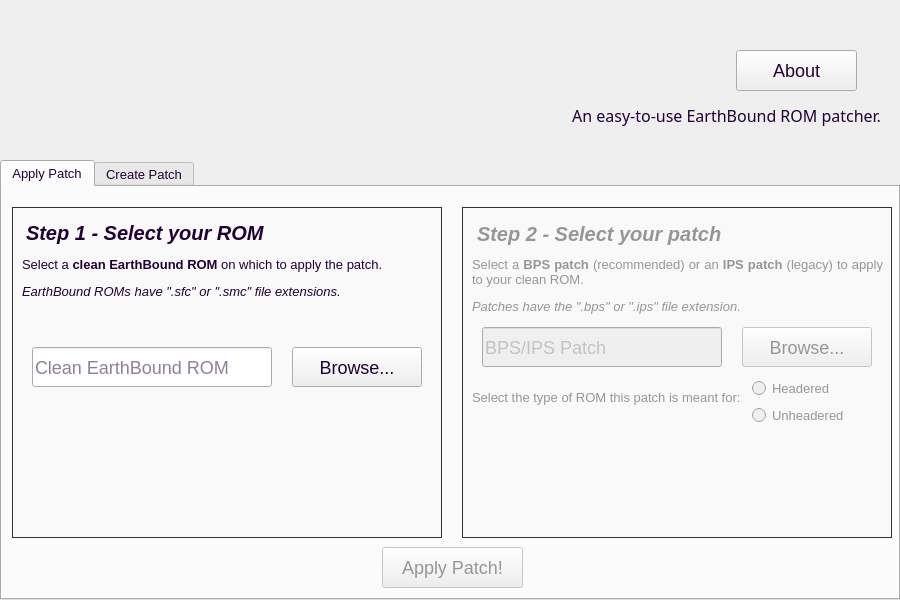
Qt form ui/Main.ui (Lyrositor/EBPatcher) before a commit.
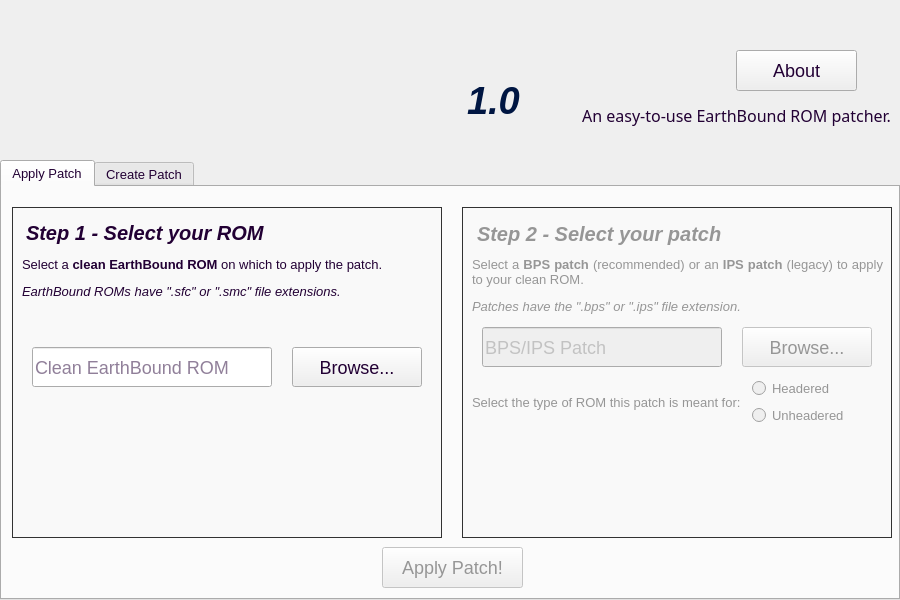
The same form after that commit. Icons and pictures are not drawn.

```diff
--- a/ui/Main.ui
+++ b/ui/Main.ui
@@ -355,7 +355,7 @@
        <property name="geometry">
         <rect>
          <x>20</x>
-         <y>185</y>
+         <y>190</y>
          <width>271</width>
          <height>31</height>
         </rect>
@@ -901,7 +901,7 @@
    <widget class="QLabel" name="HelpLabel">
     <property name="geometry">
      <rect>
-      <x>520</x>
+      <x>530</x>
       <y>100</y>
       <width>361</width>
       <height>31</height>
@@ -954,6 +954,35 @@
      <set>Qt::AlignCenter</set>
     </property>
    </widget>
+   <widget class="QLabel" name="VersionNumber">
+    <property name="geometry">
+     <rect>
+      <x>467</x>
+      <y>80</y>
+      <width>81</width>
+      <height>41</height>
+     </rect>
+    </property>
+    <property name="font">
+     <font>
+      <family>Segoe Print</family>
+      <pointsize>13</pointsize>
+      <weight>75</weight>
+      <italic>true</italic>
+      <bold>true</bold>
+     </font>
+    </property>
+    <property name="styleSheet">
+     <string notr="true">color: #001642;
+font-family: &quot;Segoe Print&quot;;
+font-size: 38px;
+font-style: italic;
+font-weight: bold;</string>
+    </property>
+    <property name="text">
+     <string>1.0</string>
+    </property>
+   </widget>
    <zorder>Logo</zorder>
    <zorder>HelpButton</zorder>
    <zorder>HelpLabel</zorder>
```
Left out of the diff: 3 changed lines with no effect on the pictures.
